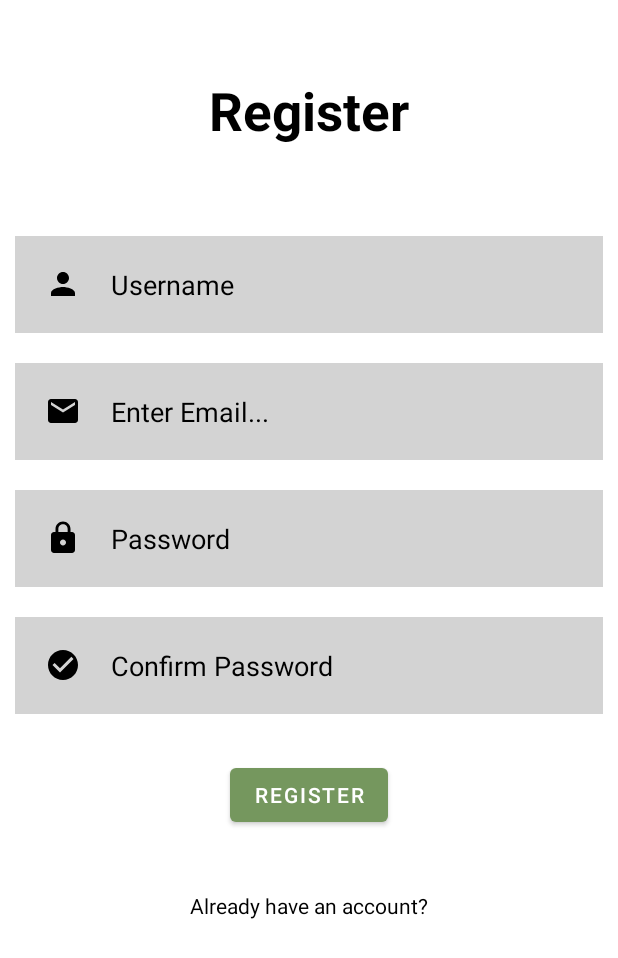
After one commit to Ivan710/PhosphorlandAppV2.1, an Android app: the RegisterActivity screen opened directly, with no data from a screen before it, on a phone screen of 412 x 824 dp. The commit adds this screen. Shown: the top 958 px of the screen. Run offline under Robolectric (Android 15) with nearby library versions, the phone set to English and light mode, and no system bars.

Commit message:
Register and login

```diff
--- /dev/null
+++ b/app/src/main/java/com/example/phosphorlandapp2/RegisterActivity.java
@@ -0,0 +1,71 @@
+package com.example.phosphorlandapp2;
+
+import androidx.appcompat.app.AppCompatActivity;
+
+import android.content.Intent;
+import android.os.Bundle;
+import android.view.View;
+import android.widget.Button;
+import android.widget.EditText;
+import android.widget.TextView;
+
+public class RegisterActivity extends AppCompatActivity {
+
+    TextView btn;
+    private EditText inputUsernameRegister, inputEmailRegister, inputPasswordRegister, inputConfirmpassRegister;
+    Button buttonforRegister;
+
+    @Override
+    protected void onCreate(Bundle savedInstanceState) {
+        super.onCreate(savedInstanceState);
+        setContentView(R.layout.activity_register);
+
+        TextView alreadyhave=(TextView) findViewById(R.id.alreadyhave);
+        inputUsernameRegister=findViewById(R.id.usernameregister);
+        inputEmailRegister=findViewById(R.id.enteremail);
+        inputPasswordRegister=findViewById(R.id.passwordregister);
+        inputConfirmpassRegister=findViewById(R.id.passwordconfirmation);
+
+        buttonforRegister=findViewById(R.id.registerbutton);
+        buttonforRegister.setOnClickListener(new View.OnClickListener() {
+            @Override
+            public void onClick(View view) {
+                checkCredentials();
+            }
+        });
+
+        alreadyhave.setOnClickListener(new View.OnClickListener() {
+            @Override
+            public void onClick(View view) {
+                startActivity(new Intent(RegisterActivity.this, LoginActivity.class));
+            }
+        });
+    }
+
+    private void checkCredentials() {
+        String username=inputUsernameRegister.getText().toString();
+        String email=inputEmailRegister.getText().toString();
+        String password=inputPasswordRegister.getText().toString();
+        String passwordConfim=inputConfirmpassRegister.getText().toString();
+
+        if (username.isEmpty() || username.length()<7){
+            showError(inputUsernameRegister, "Your username is not valid!");
+        }
+        else if (email.isEmpty() || !email.contains("@")){
+            showError(inputEmailRegister, "Your email is not valid!");
+        }
+        else if (password.isEmpty() || password.length()<7){
+            showError(inputPasswordRegister, "Your password must be at least 7 characters!");
+        }
+        else if (passwordConfim.isEmpty() || !passwordConfim.equals(password)){
+            showError(inputConfirmpassRegister, "Your password does not match!");
+        }
+        else{
+            startActivity(new Intent(RegisterActivity.this, LoginActivity.class));
+        }
+    }
+
+    private void showError(EditText inputUsernameRegister, String s) {
+        inputUsernameRegister.setError(s);
+    }
+}
--- /dev/null
+++ b/app/src/main/res/drawable/ic_baseline_check_circle_24.xml
@@ -0,0 +1,5 @@
+<vector android:height="24dp" android:tint="#000000"
+    android:viewportHeight="24" android:viewportWidth="24"
+    android:width="24dp" xmlns:android="http://schemas.android.com/apk/res/android">
+    <path android:fillColor="@android:color/white" android:pathData="M12,2C6.48,2 2,6.48 2,12s4.48,10 10,10 10,-4.48 10,-10S17.52,2 12,2zM10,17l-5,-5 1.41,-1.41L10,14.17l7.59,-7.59L19,8l-9,9z"/>
+</vector>
--- /dev/null
+++ b/app/src/main/res/drawable/ic_baseline_email_24.xml
@@ -0,0 +1,5 @@
+<vector android:height="24dp" android:tint="#000000"
+    android:viewportHeight="24" android:viewportWidth="24"
+    android:width="24dp" xmlns:android="http://schemas.android.com/apk/res/android">
+    <path android:fillColor="@android:color/white" android:pathData="M20,4L4,4c-1.1,0 -1.99,0.9 -1.99,2L2,18c0,1.1 0.9,2 2,2h16c1.1,0 2,-0.9 2,-2L22,6c0,-1.1 -0.9,-2 -2,-2zM20,8l-8,5 -8,-5L4,6l8,5 8,-5v2z"/>
+</vector>
--- /dev/null
+++ b/app/src/main/res/layout/activity_register.xml
@@ -0,0 +1,98 @@
+<?xml version="1.0" encoding="utf-8"?>
+<RelativeLayout xmlns:android="http://schemas.android.com/apk/res/android"
+    xmlns:app="http://schemas.android.com/apk/res-auto"
+    xmlns:tools="http://schemas.android.com/tools"
+    android:layout_width="match_parent"
+    android:layout_height="match_parent"
+    tools:context=".RegisterActivity">
+
+    <TextView
+        android:layout_width="match_parent"
+        android:layout_height="wrap_content"
+        android:id="@+id/register"
+        android:text="Register"
+        android:textColor="@color/black"
+        android:textSize="35dp"
+        android:textStyle="bold"
+        android:layout_margin="50dp"
+        android:gravity="center"/>
+
+    <EditText
+        android:layout_width="match_parent"
+        android:layout_height="wrap_content"
+        android:id="@+id/usernameregister"
+        android:layout_below="@id/register"
+        android:background="#D3D3D3"
+        android:hint="Username"
+        android:textColorHint="@color/black"
+        android:textColor="@color/black"
+        android:layout_margin="10dp"
+        android:padding="20dp"
+        android:drawableLeft="@drawable/ic_baseline_person_24"
+        android:drawablePadding="20dp"/>
+
+    <EditText
+        android:layout_width="match_parent"
+        android:layout_height="wrap_content"
+        android:id="@+id/enteremail"
+        android:layout_below="@id/usernameregister"
+        android:background="#D3D3D3"
+        android:hint="Enter Email..."
+        android:textColorHint="@color/black"
+        android:textColor="@color/black"
+        android:layout_margin="10dp"
+        android:padding="20dp"
+        android:drawableLeft="@drawable/ic_baseline_email_24"
+        android:drawablePadding="20dp"/>
+
+    <EditText
+        android:layout_width="match_parent"
+        android:layout_height="wrap_content"
+        android:id="@+id/passwordregister"
+        android:layout_below="@id/enteremail"
+        android:background="#D3D3D3"
+        android:hint="Password"
+        android:textColorHint="@color/black"
+        android:textColor="@color/black"
+        android:layout_margin="10dp"
+        android:padding="20dp"
+        android:drawableLeft="@drawable/ic_baseline_lock_24"
+        android:drawablePadding="20dp"/>
+
+    <EditText
+        android:layout_width="match_parent"
+        android:layout_height="wrap_content"
+        android:id="@+id/passwordconfirmation"
+        android:layout_below="@id/passwordregister"
+        android:background="#D3D3D3"
+        android:hint="Confirm Password"
+        android:textColorHint="@color/black"
+        android:textColor="@color/black"
+        android:layout_margin="10dp"
+        android:padding="20dp"
+        android:drawableLeft="@drawable/ic_baseline_check_circle_24"
+        android:drawablePadding="20dp"/>
+
+    <com.google.android.material.button.MaterialButton
+        android:id="@+id/registerbutton"
+        android:layout_width="wrap_content"
+        android:layout_height="wrap_content"
+        android:layout_below="@id/passwordconfirmation"
+        android:layout_centerHorizontal="true"
+        android:layout_marginStart="20dp"
+        android:layout_marginTop="20dp"
+        android:layout_marginEnd="20dp"
+        android:layout_marginBottom="20dp"
+        android:text="Register" />
+
+    <TextView
+        android:layout_width="wrap_content"
+        android:layout_height="wrap_content"
+        android:id="@+id/alreadyhave"
+        android:layout_below="@id/registerbutton"
+        android:text="Already have an account?"
+        android:textColor="@color/black"
+        android:layout_centerHorizontal="true"
+        android:layout_margin="20dp"/>
+
+</RelativeLayout>
```
Also changed, not shown: app/src/main/AndroidManifest.xml (+7 -0 lines), app/src/main/java/com/example/phosphorlandapp2/LoginActivity.java (+29 -0 lines), app/src/main/res/layout/activity_login.xml (+10 -0 lines).
